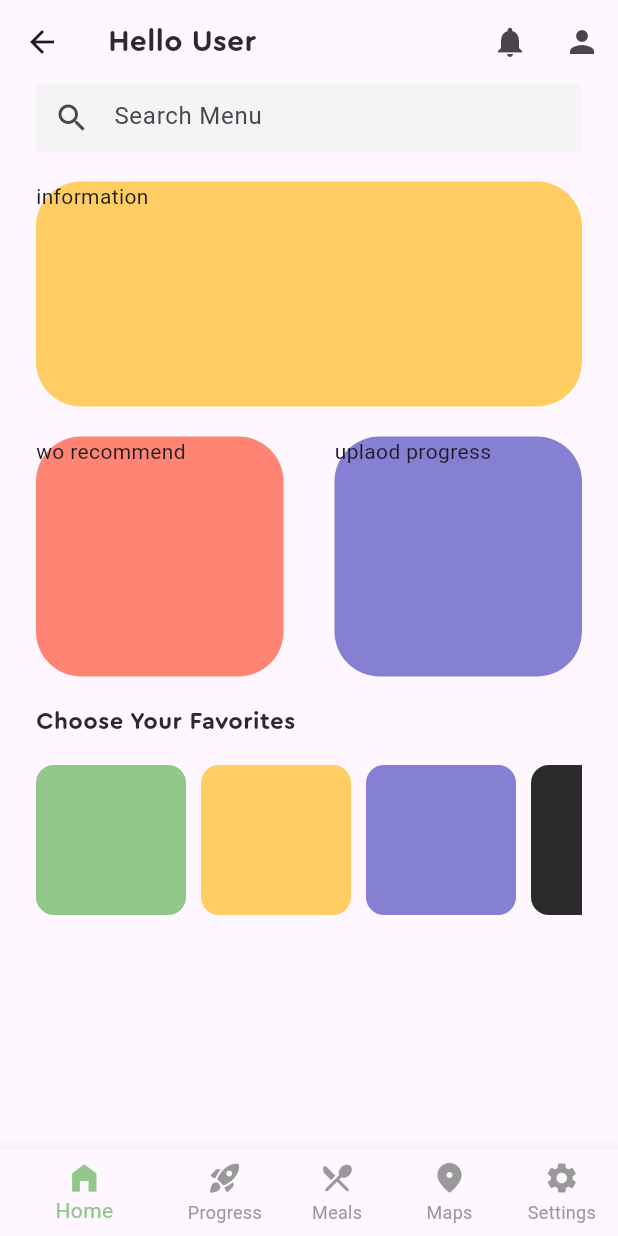
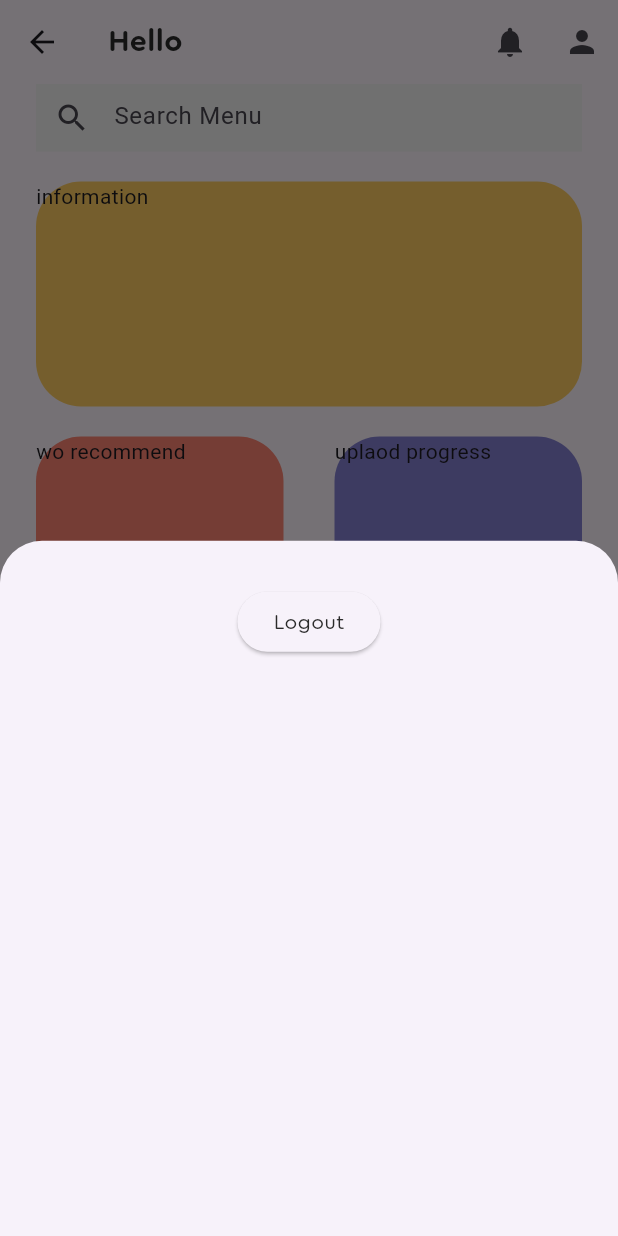
Before and after one commit to itsMallix/Slimsage, a Flutter app: the BottomBar screen opened directly, after a tap on the "person" icon, on a phone screen of 412 x 824 dp. Run offline on Flutter 3.47's test engine with Material 2 defaults, Android fonts, the phone set to English and light mode, and no system bars; our stand-ins replace cloud_firestore, firebase_auth, firebase_core, flutter_svg; accounts and stored records are empty.

Commit message:
docs : refactor code

```diff
--- a/lib/components/bottom_bar.dart
+++ b/lib/components/bottom_bar.dart
@@ -1,10 +1,14 @@
+import 'package:firebase_auth/firebase_auth.dart';
 import 'package:flutter/material.dart';
 import 'package:miniproject/components/theme.dart';
+import 'package:miniproject/viewModels/viewModels_users.dart';
 import 'package:miniproject/views/screen_home/screen_home.dart';
 import 'package:miniproject/views/screen_maps/screen_maps.dart';
 import 'package:miniproject/views/screen_meals/screen_meals.dart';
 import 'package:miniproject/views/screen_progress/screen_progress.dart';
 import 'package:miniproject/views/screen_settings/screen_settings.dart';
+import 'package:miniproject/views/screen_signIn/screen_signin.dart';
+import 'package:provider/provider.dart';
 
 class BottomBar extends StatefulWidget {
   const BottomBar({super.key});
@@ -34,10 +38,11 @@ class _BottomBarState extends State<BottomBar> {
 
   @override
   Widget build(BuildContext context) {
+    final userModel = Provider.of<UserManager>(context).userModel;
     return Scaffold(
       appBar: AppBar(
-        title: const Text(
-          "Hello User",
+        title: Text(
+          "Hello ${userModel?.username ?? ''}",
           style: DesignSystem.headlineMedium,
         ),
         actions: [
@@ -46,8 +51,37 @@ class _BottomBarState extends State<BottomBar> {
             icon: const Icon(Icons.notifications),
           ),
           IconButton(
-            onPressed: () {},
-            icon: const Icon(Icons.person),
+            onPressed: () {
+              showModalBottomSheet(
+                context: context,
+                builder: (context) => Container(
+                  height: 500,
+                  width: double.infinity,
+                  child: Column(children: [
+                    const SizedBox(height: 30),
+                    ElevatedButton(
+                        onPressed: () {
+                          FirebaseAuth.instance.signOut();
+                          ScaffoldMessenger.of(context).showSnackBar(
+                            const SnackBar(
+                              content: Text("You has been logout"),
+                            ),
+                          );
+                          Navigator.pushAndRemoveUntil(
+                              context,
+                              MaterialPageRoute(
+                                  builder: (contex) => const SignInScreen()),
+                              (route) => false);
+                        },
+                        child: Text(
+                          "Logout",
+                          style: DesignSystem.bodyMedium,
+                        ))
+                  ]),
+                ),
+              );
+            },
+            icon: Icon(Icons.person),
           ),
         ],
       ),
--- /dev/null
+++ b/lib/models/model_users.dart
@@ -0,0 +1,4 @@
+class UserModel {
+  final String username;
+  UserModel({required this.username});
+}
--- /dev/null
+++ b/lib/viewModels/viewModels_users.dart
@@ -0,0 +1,13 @@
+import 'package:flutter/foundation.dart';
+import 'package:miniproject/models/model_users.dart';
+
+class UserManager with ChangeNotifier {
+  UserModel? _userModel;
+
+  UserModel? get userModel => _userModel;
+
+  void setUserModel(UserModel userModel) {
+    _userModel = userModel;
+    notifyListeners();
+  }
+}
--- a/pubspec.yaml
+++ b/pubspec.yaml
@@ -40,6 +40,7 @@ dependencies:
   firebase_auth: ^4.11.0
   cloud_firestore: ^4.10.0
   firebase_storage: ^11.3.0
+  provider: ^6.0.5
 
 dev_dependencies:
   flutter_test:
```
Also changed, not shown: lib/components/top_app_bar.dart (added, +21 -0 lines), lib/main.dart (+8 -2 lines), lib/views/screen_signIn/screen_signin.dart (+26 -2 lines), lib/views/screen_signUp/screen_signup.dart (+13 -13 lines), lib/viewModels/viewModels_firebase_auth.dart (renamed from lib/viewModels/firebase_auth.dart), pubspec.lock.
